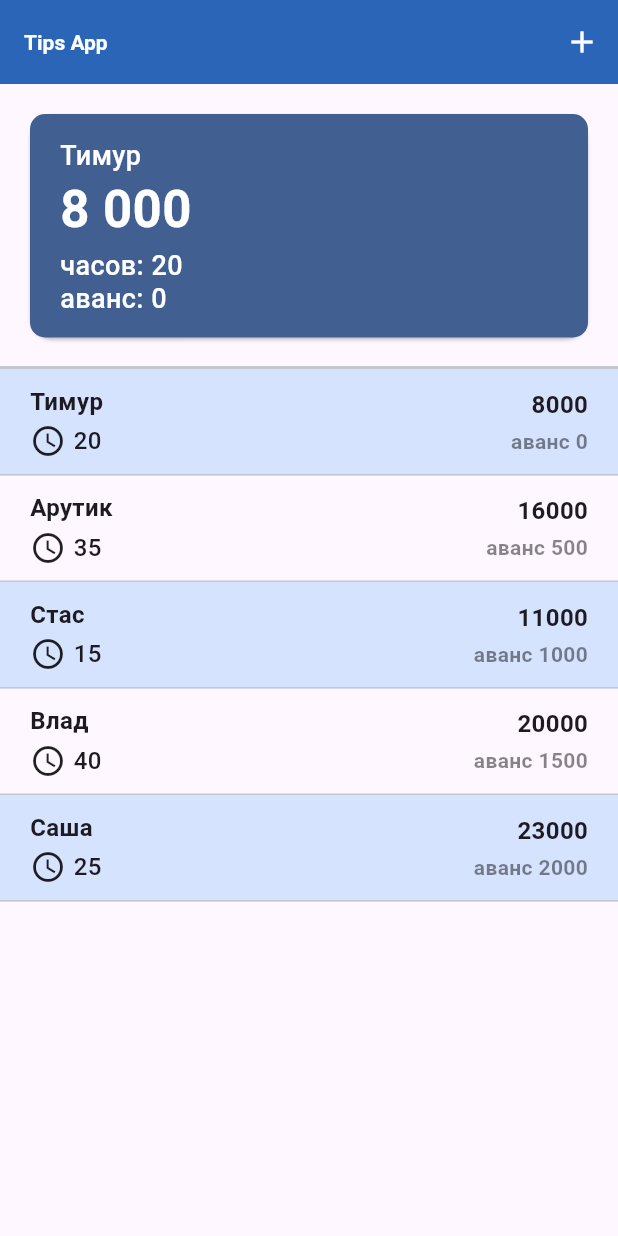
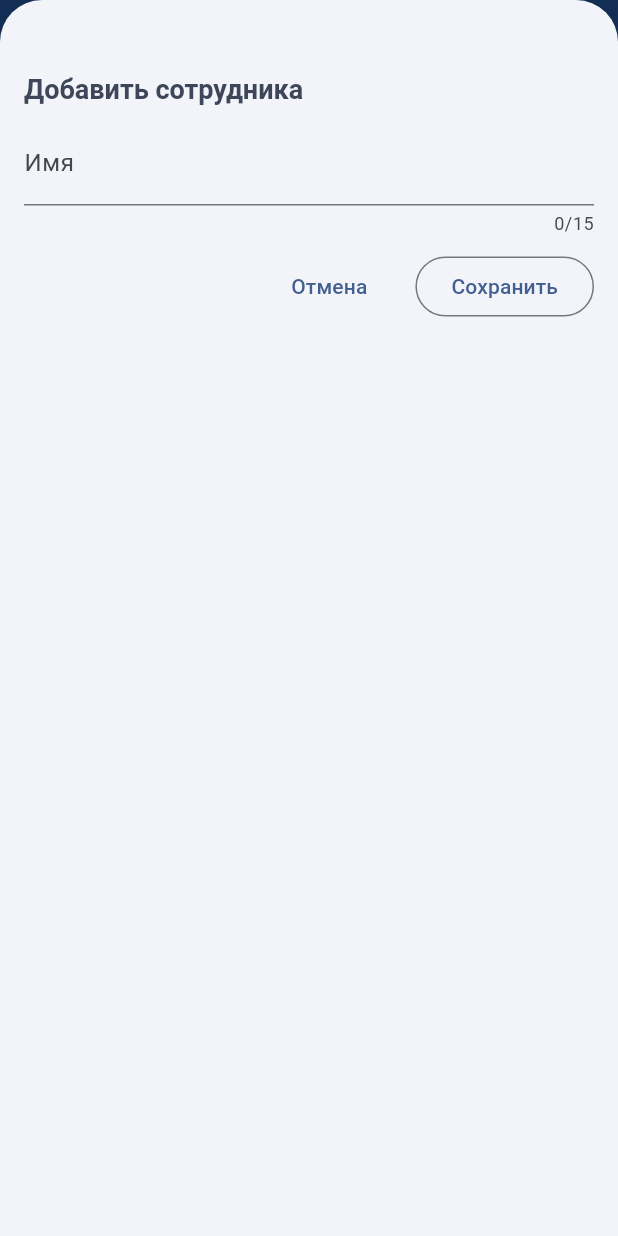
Before and after one commit to Leningram/flutter_tips_app, a Flutter app: the screen it shows after launch, after a tap on the "add" icon, on a phone screen of 412 x 824 dp. Run offline on Flutter 3.47's test engine with Material 3 defaults, Android fonts, the phone set to English and light mode, and no system bars; our stand-ins replace flutter_riverpod.

Commit message:
new employee modal

```diff
--- a/lib/main.dart
+++ b/lib/main.dart
@@ -40,14 +40,7 @@ void main() {
               ),
             ),
       ),
-      home: Scaffold(
-        appBar: AppBar(
-          title: const Text('Tips App'),
-          actions: [IconButton(onPressed: () {}, icon: const Icon(Icons.add))],
-        ),
-        body: StartScreen(
-        ),
-      ),
+      home: const StartScreen(),
     ),
   ));
 }
--- a/lib/presentations/pages/start_screen.dart
+++ b/lib/presentations/pages/start_screen.dart
@@ -2,6 +2,7 @@ import 'package:flutter/material.dart';
 import 'package:flutter_riverpod/flutter_riverpod.dart';
 import 'package:flutter_tips_app/constants/mock.dart';
 import 'package:flutter_tips_app/presentations/widgets/employee_list.dart';
+import 'package:flutter_tips_app/presentations/widgets/new_employee.dart';
 import 'package:flutter_tips_app/presentations/widgets/user_info.dart';
 import 'package:flutter_tips_app/providers/team_prodiver.dart';
 import 'package:flutter_tips_app/providers/user_provider.dart';
@@ -18,7 +19,28 @@ class StartScreen extends ConsumerWidget {
     final employees = ref.watch(teamProvider);
     final user = ref.watch(userProvider);
 
-    return Column(
+    void openAddEmployee() {
+      showModalBottomSheet(
+        constraints: const BoxConstraints(maxWidth: 900),
+        useSafeArea: true,
+        isScrollControlled: true,
+        context: context,
+        builder: (ctx) => NewEmployee(onAddEmployee: (employee) {}),
+      );
+    }
+
+    return Scaffold(
+      appBar: AppBar(
+        title: const Text('Tips App'),
+        actions: [
+          IconButton(
+              onPressed: () {
+                openAddEmployee();
+              },
+              icon: const Icon(Icons.add))
+        ],
+      ),
+      body: Column(
         crossAxisAlignment: CrossAxisAlignment.start,
         children: [
           if (user != null) UserInfo(user: user),
@@ -31,6 +53,7 @@ class StartScreen extends ConsumerWidget {
           ),
           EmployeeList(employees: employees)
         ],
+      ),
     );
   }
 }
--- /dev/null
+++ b/lib/presentations/widgets/new_employee.dart
@@ -0,0 +1,77 @@
+import 'package:flutter/material.dart';
+import 'package:flutter_tips_app/data/models/employee.dart';
+
+class NewEmployee extends StatefulWidget {
+  const NewEmployee({super.key, required this.onAddEmployee});
+  final void Function(Employee employee) onAddEmployee;
+
+  @override
+  State<NewEmployee> createState() => _NewEmployeeState();
+}
+
+class _NewEmployeeState extends State<NewEmployee> {
+  final _nameController = TextEditingController();
+
+  @override
+  void dispose() {
+    _nameController.dispose();
+    super.dispose();
+  }
+
+  @override
+  Widget build(BuildContext context) {
+    final keyboardSpace = MediaQuery.of(context).viewInsets.bottom;
+
+    return LayoutBuilder(builder: (builder, constraints) {
+      return SizedBox(
+        height: double.infinity,
+        child: SingleChildScrollView(
+          child: Padding(
+            padding: EdgeInsets.fromLTRB(16, 48, 16, keyboardSpace + 16),
+            child: Column(
+              crossAxisAlignment: CrossAxisAlignment.start,
+              children: [
+                Text(
+                  'Добавить сотрудника',
+                  style: Theme.of(context)
+                      .textTheme
+                      .titleLarge!
+                      .copyWith(fontSize: 18),
+                ),
+                const SizedBox(
+                  height: 10,
+                ),
+                TextField(
+                  controller: _nameController,
+                  maxLength: 15,
+                  decoration: const InputDecoration(
+                    label: Text('Имя'),
+                  ),
+                ),
+                const SizedBox(
+                  height: 10,
+                ),
+                Row(
+                  mainAxisAlignment: MainAxisAlignment.end,
+                  children: [
+                    TextButton(
+                      onPressed: () {
+                        Navigator.of(context).pop();
+                      },
+                      child: const Text('Отмена'),
+                    ),
+                    const SizedBox(width: 20,),
+                    OutlinedButton(
+                      onPressed: () {},
+                      child: const Text('Сохранить'),
+                    ),
+                  ],
+                ),
+              ],
+            ),
+          ),
+        ),
+      );
+    });
+  }
+}
```
Lines whose indentation alone changed are shown as unchanged.
